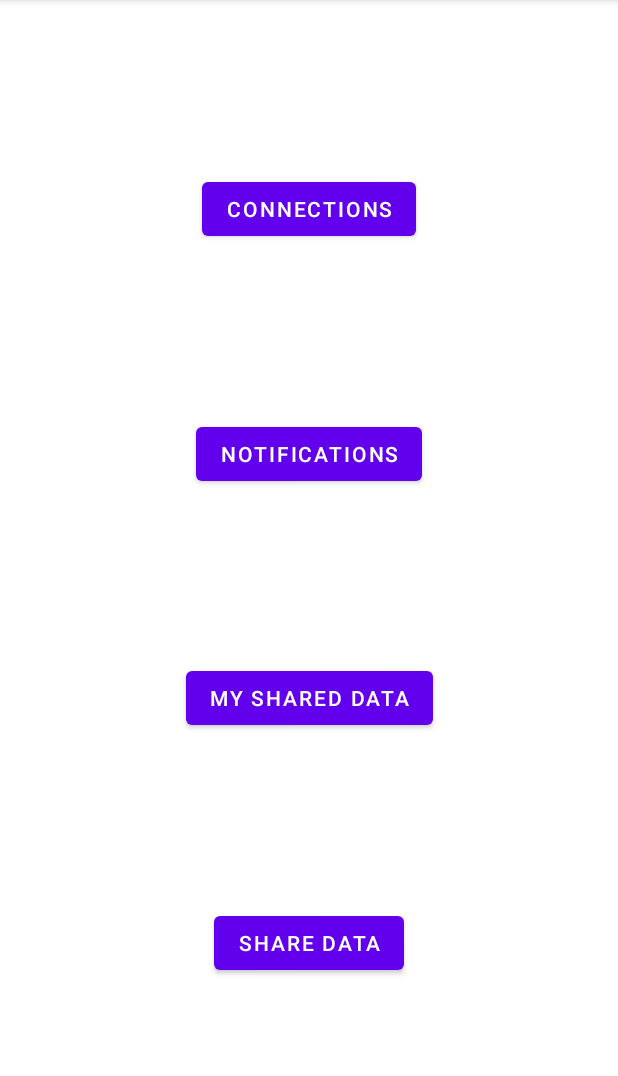
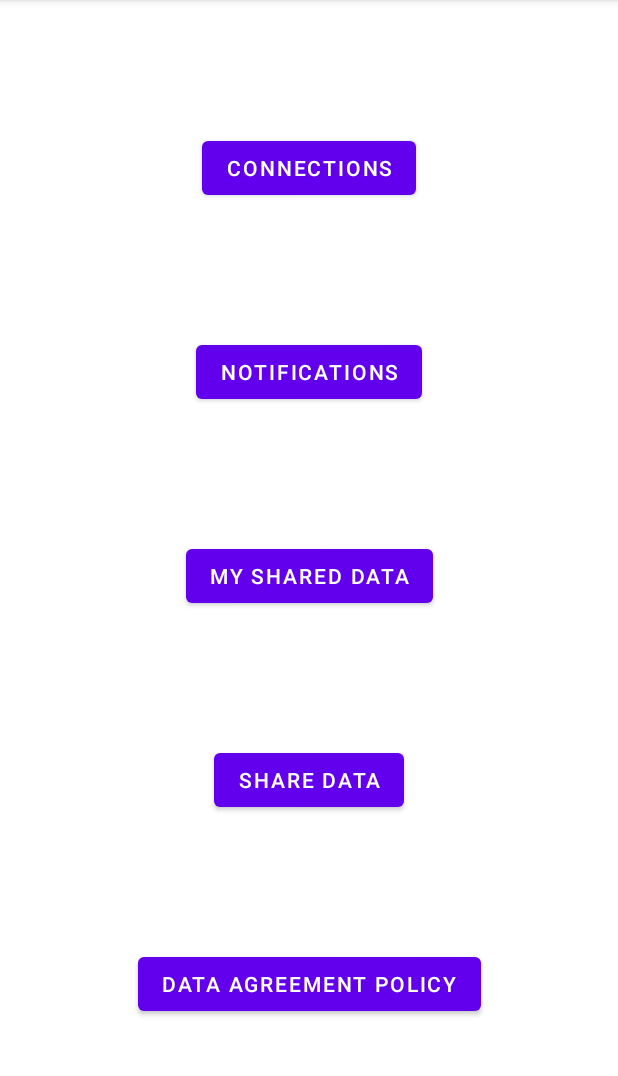
Before and after one commit to decentralised-dataexchange/ama-android-sdk, an Android app: the screen it shows after launch (MainActivity), on a phone screen of 412 x 824 dp, the part 84-1160 px from its top. Run offline under Robolectric (Android 15) with nearby library versions, the phone set to English and light mode, and no system bars; network calls fail.

Commit message:
Add #11 - updated demo

```diff
--- a/app/src/main/java/io/igrant/datawallet/MainActivity.kt
+++ b/app/src/main/java/io/igrant/datawallet/MainActivity.kt
@@ -6,6 +6,7 @@ import android.view.View
 import android.widget.Button
 import io.igrant.data_wallet.indy.LedgerNetworkType
 import io.igrant.data_wallet.utils.*
+import io.igrant.data_wallet.utils.dataAgreement.DataAgreementUtils
 
 class MainActivity : AppCompatActivity() {
     override fun onCreate(savedInstanceState: Bundle?) {
@@ -17,6 +18,7 @@ class MainActivity : AppCompatActivity() {
         val mySharedHistory = findViewById<Button>(R.id.btMySharedHistory)
         val btNotifications = findViewById<Button>(R.id.btNotifications)
         val btShareData = findViewById<Button>(R.id.btShareData)
+        val btDataAgreementPolicy = findViewById<Button>(R.id.btDataAgreementPolicy)
 
         wallet.visibility = View.GONE
         DataWallet.initializeSdk(
@@ -57,6 +59,15 @@ class MainActivity : AppCompatActivity() {
             DataWallet.showMySharedData(this)
         }
 
+        btDataAgreementPolicy.setOnClickListener {
+            DataAgreementUtils.fetchDataAgreement(
+                "ApiKey eyJhbGciOiJIUzI1NiIsInR5cCI6IkpXVCJ9.eyJ1c2VyaWQiOiI2NDVhNDE0YmI5YjA1NTAwMDE1MGIyNDciLCJvcmdpZCI6IiIsImVudiI6IiIsImV4cCI6MTcxNDc0MDg4Nn0.u6pBpv12ZfdHYMPoQHYR-oBR9ZOZVeHiChaQ8yiEMxE",
+                "645a4172b9b055000150b248",
+                "0900ccb0-73d5-4175-ae79-a3fc14a14e9e",
+                this
+            )
+        }
+
         btNotifications.setOnClickListener {
             DataWallet.showNotifications(this)
         }
--- a/app/src/main/res/layout/activity_main.xml
+++ b/app/src/main/res/layout/activity_main.xml
@@ -51,9 +51,19 @@
         android:layout_width="wrap_content"
         android:layout_height="wrap_content"
         android:text="Share Data"
-        app:layout_constraintBottom_toBottomOf="parent"
+        app:layout_constraintBottom_toTopOf="@+id/btDataAgreementPolicy"
         app:layout_constraintLeft_toLeftOf="parent"
         app:layout_constraintRight_toRightOf="parent"
         app:layout_constraintTop_toBottomOf="@+id/btMySharedHistory" />
 
+    <Button
+        android:id="@+id/btDataAgreementPolicy"
+        android:layout_width="wrap_content"
+        android:layout_height="wrap_content"
+        android:text="Data Agreement policy"
+        app:layout_constraintBottom_toBottomOf="parent"
+        app:layout_constraintLeft_toLeftOf="parent"
+        app:layout_constraintRight_toRightOf="parent"
+        app:layout_constraintTop_toBottomOf="@+id/btShareData" />
+
 </androidx.constraintlayout.widget.ConstraintLayout>
```
